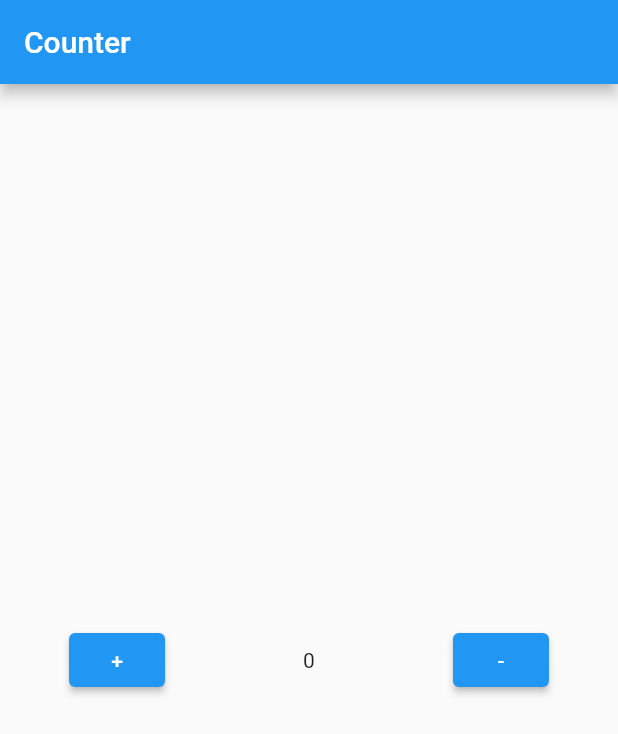
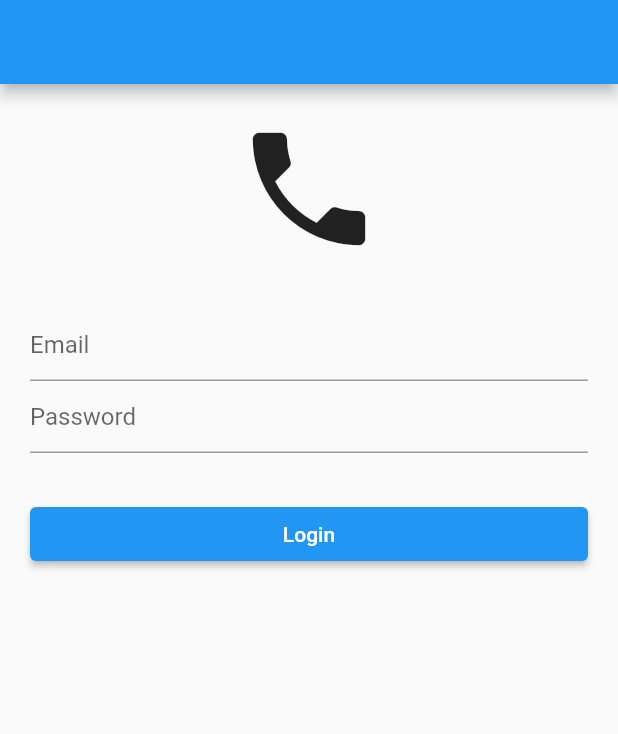
Before and after one commit to ShazaMashaal/try_bloc, a Flutter app: the screen it shows after launch, on a phone screen of 412 x 824 dp. Shown: the top 734 px of the screen. Run offline on Flutter 3.47's test engine with Material 2 defaults, Android fonts, the phone set to English and light mode, and no system bars; our stand-ins replace dio, flutter_bloc.

Commit message:
login and counter

```diff
--- a/lib/main.dart
+++ b/lib/main.dart
@@ -2,6 +2,7 @@ import 'package:flutter/material.dart';
 import 'package:flutter_bloc/flutter_bloc.dart';
 import 'package:try_bloc/shared/bloc_observer.dart';
 import 'package:try_bloc/views/counter/view.dart';
+import 'package:try_bloc/views/login/view.dart';
 
 void main() {
   Bloc.observer = MyBlocObserver();
@@ -14,7 +15,7 @@ class MyApp extends StatelessWidget {
   Widget build(BuildContext context) {
     return MaterialApp(
      debugShowCheckedModeBanner: false,
-      home: CounterView(),
+      home: LoginView(),
     );
   }
 }
--- /dev/null
+++ b/lib/views/login/LoginConfirmButton.dart
@@ -0,0 +1,33 @@
+
+import 'package:flutter/cupertino.dart';
+import 'package:flutter/material.dart';
+import 'package:flutter_bloc/flutter_bloc.dart';
+import 'package:try_bloc/views/counter/view.dart';
+import 'package:try_bloc/views/login/cubit.dart';
+import 'package:try_bloc/views/login/states.dart';
+import 'package:try_bloc/views/timer/view.dart';
+
+class LoginConfirmButton extends StatelessWidget {
+  @override
+  Widget build(BuildContext context) {
+    final controller = LoginCubit.of(context);
+    return BlocBuilder(
+      bloc: controller,
+      builder: (context, state) =>
+      state is LoginLoading
+          ? CupertinoActivityIndicator()
+          : ElevatedButton(
+        onPressed:() {  controller.loginAndSignup("signInWithPassword");
+        if(state is ShowSnack) { ScaffoldMessenger.of(context).showSnackBar(SnackBar(content: Text('Yay! A SnackBar!')));
+        }
+        else{
+          Navigator.push(
+              context,
+              MaterialPageRoute(builder: (context) => CounterView()));
+        }
+        },
+        child: Text('Login'),
+      ),
+    );
+  }
+}
--- /dev/null
+++ b/lib/views/login/cubit.dart
@@ -0,0 +1,46 @@
+import 'package:dio/dio.dart';
+import 'package:flutter/material.dart';
+import 'package:flutter_bloc/flutter_bloc.dart';
+import 'package:try_bloc/views/login/states.dart';
+
+class LoginCubit extends Cubit<LoginStates> {
+  LoginCubit() : super(LoginInit());
+
+  static LoginCubit of(context)=> BlocProvider.of(context);
+
+  TextEditingController emailController = TextEditingController();
+  TextEditingController passwordController = TextEditingController();
+
+  final formKey = GlobalKey<FormState>();
+
+  Future<void> loginAndSignup(String method)async{
+    if(!formKey.currentState.validate()) return;
+    emit(LoginLoading());
+
+      final formData = ({
+        'email': emailController.text,
+        'password': passwordController.text
+      });
+
+    try{
+      final response = await Dio().post('https://identitytoolkit.googleapis.com/v1/accounts:$method?key=AIzaSyBjb3KDPB9yEV6Nh8QaC8eeG1Qq9TA1Djo',data: formData);
+      final data = response.data as Map;
+      if(data.containsKey('message'))
+
+      emit(ShowSnack());
+
+      else
+
+      emit(GoToHome());
+
+    }catch(e, s){
+      print(e);
+      /// Dio Error 500
+      print(s);
+      /// Line 50 file login_view.dart
+    }
+    emit(LoginInit());
+  }
+
+
+}
--- /dev/null
+++ b/lib/views/login/login_fields.dart
@@ -0,0 +1,41 @@
+import 'package:flutter/material.dart';
+import 'package:try_bloc/views/login/cubit.dart';
+
+class LoginFields extends StatelessWidget {
+  @override
+  Widget build(BuildContext context) {
+    final controller = LoginCubit.of(context);
+    return Form(
+      key: controller.formKey,
+      child: Padding(
+        padding: const EdgeInsets.symmetric(vertical: 30),
+        child: Column(
+          children: [
+            TextFormField(
+              validator: (value){
+                if(value.isEmpty) return 'Empty field!';
+                else if(!value.contains('@')) return 'missing @!';
+                else return null;
+              },
+              controller: controller.emailController,
+              decoration: InputDecoration(
+                  hintText: 'Email'
+              ),
+            ),
+            TextFormField(
+              validator: (value){
+                if(value.isEmpty) return 'Empty field!';
+                else if(value.length < 4) return 'Length';
+                else return null;
+              },
+              controller: controller.passwordController,
+              decoration: InputDecoration(
+                  hintText: 'Password'
+              ),
+            ),
+          ],
+        ),
+      ),
+    );
+  }
+}
--- /dev/null
+++ b/lib/views/login/states.dart
@@ -0,0 +1,13 @@
+abstract class LoginStates {}
+
+class LoginInit extends LoginStates {}
+
+class ShowSnack extends LoginStates {}
+
+class GoToHome extends LoginStates {}
+
+class LoginLoading extends LoginStates {}
+
+class LoginSuccess extends LoginStates {}
+
+class LoginError extends LoginStates {}
--- /dev/null
+++ b/lib/views/login/view.dart
@@ -0,0 +1,25 @@
+import 'package:flutter/material.dart';
+import 'package:flutter_bloc/flutter_bloc.dart';
+import 'package:try_bloc/views/login/LoginConfirmButton.dart';
+import 'package:try_bloc/views/login/cubit.dart';
+import 'package:try_bloc/views/login/login_fields.dart';
+
+class LoginView extends StatelessWidget {
+  @override
+  Widget build(BuildContext context) {
+    return BlocProvider(
+      create: (context) => LoginCubit(),
+      child: Scaffold(
+        appBar: AppBar(),
+        body: ListView(
+          padding: EdgeInsets.all(20),
+          children: [
+            Icon(Icons.phone,size: 100),
+            LoginFields(),
+            LoginConfirmButton(),
+          ],
+        ),
+      ),
+    );
+  }
+}
--- a/lib/views/timer/view.dart
+++ b/lib/views/timer/view.dart
@@ -11,7 +11,7 @@ class TimerView extends StatelessWidget {
       body: Center(
         child: Column(
           children: [
-            Text()
+            // Text()
           ],
         ),
       ),
--- a/pubspec.yaml
+++ b/pubspec.yaml
@@ -29,6 +29,8 @@ dependencies:
   # Use with the CupertinoIcons class for iOS style icons.
   cupertino_icons: ^1.0.2
   flutter_bloc: ^7.2.0
+  dio: ^4.0.0
+
 
 
 dev_dependencies:
```
Also changed, not shown: lib/views/sign_up/cubit.dart (added), lib/views/sign_up/states.dart (added), lib/views/sign_up/view.dart (added), lib/views/timer/states.dart (line endings or trailing spaces), pubspec.lock.
